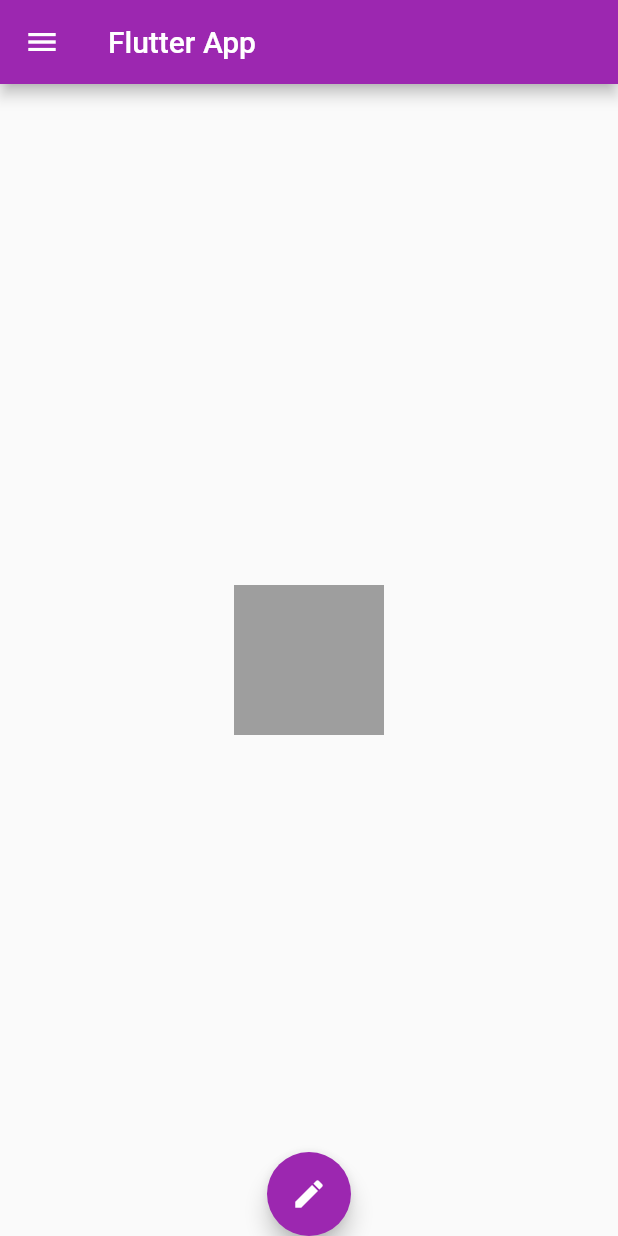
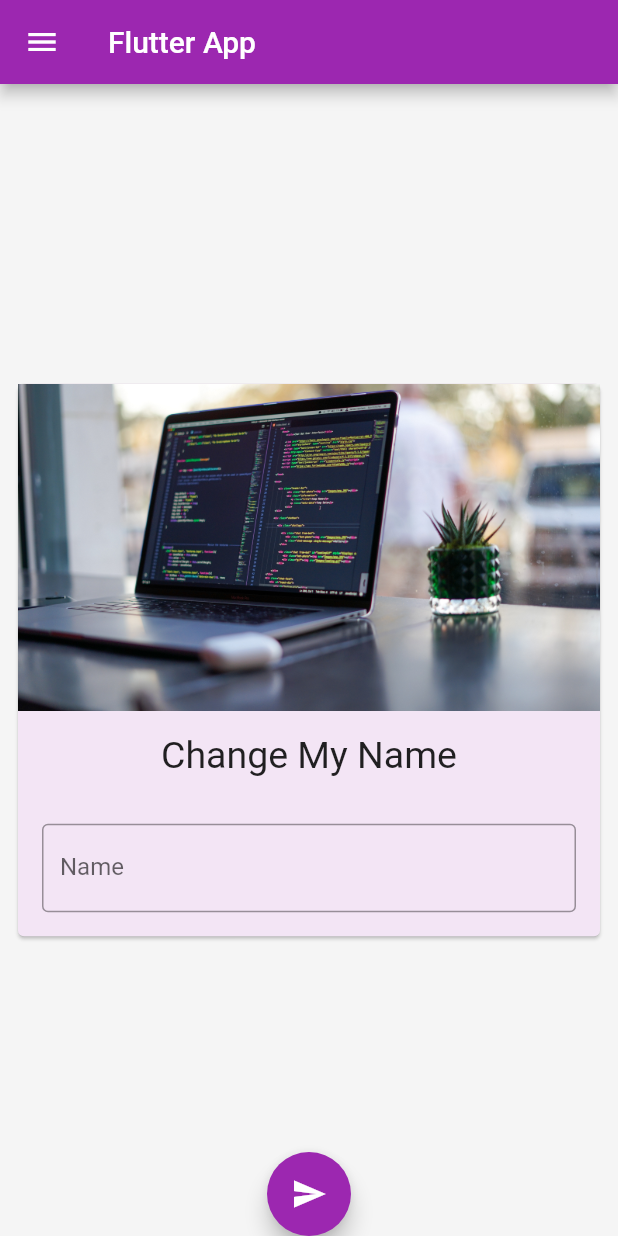
Before and after one commit to sarkis08/awesome-app, a Flutter app: the screen it shows after launch, on a phone screen of 412 x 824 dp. Run offline on Flutter 3.47's test engine with Material 2 defaults, Android fonts, the phone set to English and light mode, and no system bars.

Commit message:
Card, AssetImage,TextField & ScrollView

```diff
--- a/lib/main.dart
+++ b/lib/main.dart
@@ -12,14 +12,24 @@ void main() {
   );
 }
 
-class HomePage extends StatelessWidget {
+class HomePage extends StatefulWidget {
   const HomePage({
     Key key,
   }) : super(key: key);
 
   @override
+  _HomePageState createState() => _HomePageState();
+}
+
+class _HomePageState extends State<HomePage> {
+
+  var myText = "Change My Name";
+  TextEditingController _nameController = TextEditingController();
+
+  @override
   Widget build(BuildContext context) {
     return Scaffold(
+      backgroundColor: Colors.grey[100],
       appBar: AppBar(
         title: Text('Flutter App'),
       ),
@@ -32,10 +42,12 @@ class HomePage extends StatelessWidget {
             //   decoration: BoxDecoration(color: Colors.purple,),
             //   ),
             UserAccountsDrawerHeader(
-              accountName: Text('Henry Kormoh'),
-              accountEmail: Text('exmaple@gmail.com'),
-              currentAccountPicture: CircleAvatar(backgroundImage: NetworkImage("https://webwiser.netlify.app/img/webwiser-sm.jpg"),)
-              ),
+                accountName: Text('Henry Kormoh'),
+                accountEmail: Text('exmaple@gmail.com'),
+                currentAccountPicture: CircleAvatar(
+                  backgroundImage: NetworkImage(
+                      "https://webwiser.netlify.app/img/webwiser-sm.jpg"),
+                )),
             ListTile(
               leading: Icon(Icons.person),
               title: Text('Henry Kormoh'),
@@ -53,15 +65,48 @@ class HomePage extends StatelessWidget {
         ),
       ),
       body: Center(
-        child: Container(
-          height: 100,
-          width: 100,
-          color: Colors.grey,
+        child: Padding(
+          padding: const EdgeInsets.all(8.0),
+          child: SingleChildScrollView(
+            child: Card(
+              color: Colors.purple[50],
+              child: Column(
+                children: <Widget>[
+                  Image.asset(
+                    "assets/james-harriso.jpg",
+                  ),
+                  SizedBox(
+                    height: 15,
+                  ),
+                  Text(
+                    myText,
+                    style: TextStyle(fontSize: 25),
+                  ),
+                  SizedBox(
+                    height: 15,
+                  ),
+                  Padding(
+                    padding: const EdgeInsets.all(16.0),
+                    child: TextField(
+                       controller: _nameController,
+                      decoration: InputDecoration(
+                          border: OutlineInputBorder(),
+                          hintText: "Enter Name",
+                          labelText: "Name"),
+                    ),
+                  )
+                ],
+              ),
+            ),
+          ),
         ),
       ),
       floatingActionButton: FloatingActionButton(
-        onPressed: () {},
-        child: Icon(Icons.edit),
+        onPressed: () {
+          myText = _nameController.text;
+          setState(() {});
+        },
+        child: Icon(Icons.send),
         backgroundColor: Colors.purple,
       ),
       floatingActionButtonLocation: FloatingActionButtonLocation.centerDocked,
--- a/pubspec.yaml
+++ b/pubspec.yaml
@@ -41,8 +41,8 @@ flutter:
   uses-material-design: true
 
   # To add assets to your application, add an assets section, like this:
-  # assets:
-  #  - images/a_dot_burr.jpeg
+  assets:
+    - assets/james-harriso.jpg
   #  - images/a_dot_ham.jpeg
 
   # An image asset can refer to one or more resolution-specific "variants", see
```
Also changed, not shown: assets/james-harriso.jpg (added), 1 other file.
